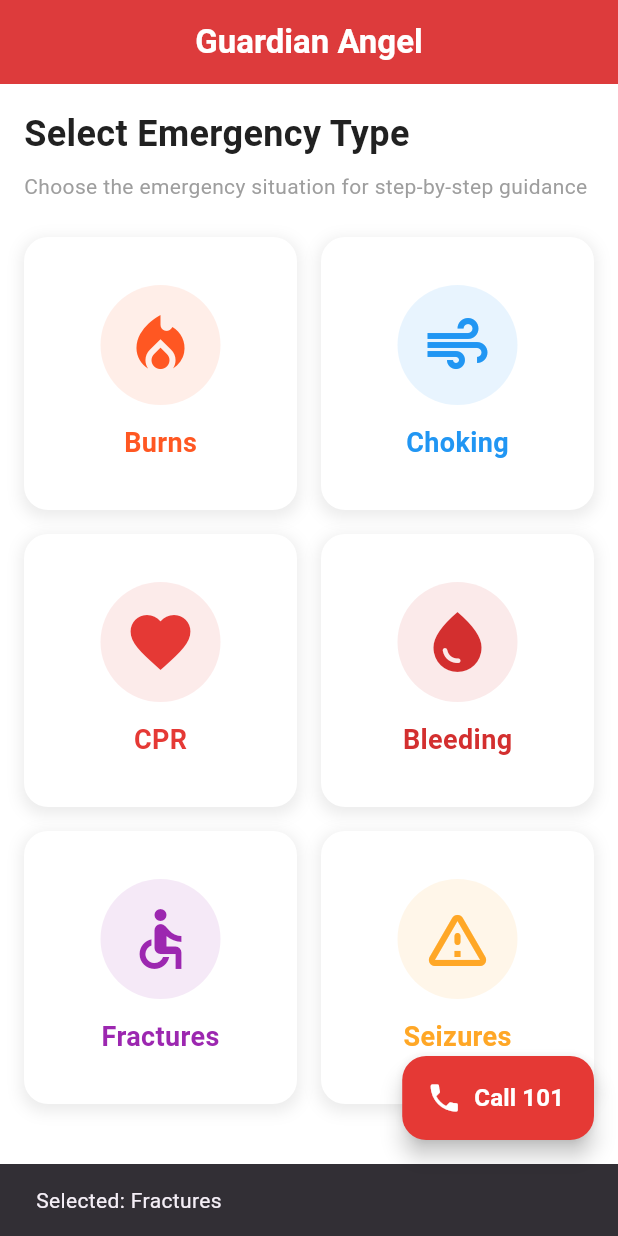
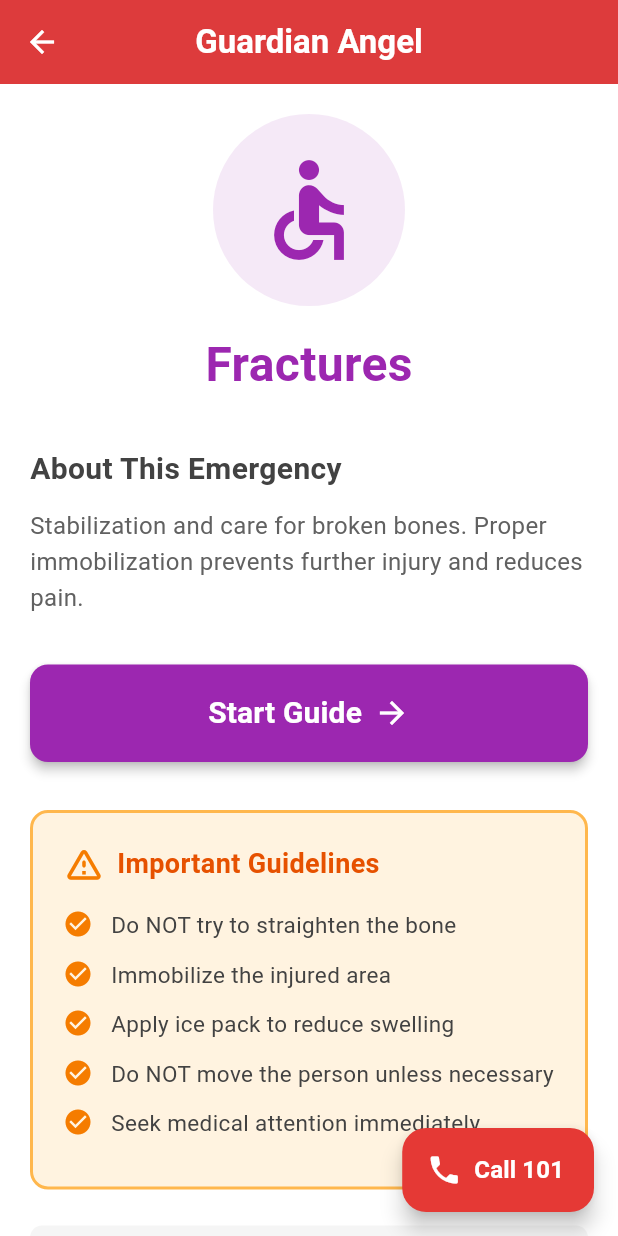
Before and after one commit to mohammadqu22/GurdianAngel, a Flutter app: the screen it shows after launch, after a tap on "Fractures", on a phone screen of 412 x 824 dp. Run offline on Flutter 3.47's test engine with Material 3 defaults, Android fonts, the phone set to English and light mode, and no system bars.

Commit message:
Add emergency detail screen with navigation
- Create Emergency data model with sample data for 6 emergencies
- Build EmergencyDetailScreen with full emergency information
- Add navigation from home screen cards to detail screens
- Display emergency icon, title, description, and warnings
- Add 'Start Guide' button (placeholder for step-by-step)
- Include medical disclaimer text
- Test navigation flow on emulator
- All 6 emergency types now have detail screens

```diff
--- a/lib/models/emergency.dart
+++ b/lib/models/emergency.dart
@@ -0,0 +1,107 @@
+class Emergency {
+  final String id;
+  final String name;
+  final String icon;
+  final String color;
+  final String description;
+  final List<String> warnings;
+
+  Emergency({
+    required this.id,
+    required this.name,
+    required this.icon,
+    required this.color,
+    required this.description,
+    required this.warnings,
+  });
+}
+
+// Sample data (we'll replace this with JSON later)
+List<Emergency> getSampleEmergencies() {
+  return [
+    Emergency(
+      id: 'burns',
+      name: 'Burns',
+      icon: 'fire',
+      color: '0xFFFF5722',
+      description: 'Treatment for thermal, chemical, or electrical burns affecting the skin. Burns can range from minor to severe and require immediate cooling and proper care.',
+      warnings: [
+        'Remove from heat source immediately',
+        'Cool with running water for 10-20 minutes',
+        'Do NOT use ice directly on burn',
+        'Do NOT apply creams or ointments immediately',
+        'Cover with clean, non-stick bandage',
+      ],
+    ),
+    Emergency(
+      id: 'choking',
+      name: 'Choking',
+      icon: 'air',
+      color: '0xFF2196F3',
+      description: 'Emergency response for airway obstruction. Quick action is critical when someone cannot breathe, cough, or speak due to a blocked airway.',
+      warnings: [
+        'Ask "Are you choking?" to confirm',
+        'Encourage coughing if they can',
+        'Perform back blows and abdominal thrusts',
+        'Call emergency services immediately if severe',
+        'Do NOT give water to someone who is choking',
+      ],
+    ),
+    Emergency(
+      id: 'cpr',
+      name: 'CPR',
+      icon: 'favorite',
+      color: '0xFFE53935',
+      description: 'Cardiopulmonary resuscitation for cardiac arrest. CPR keeps blood flowing to vital organs until professional help arrives.',
+      warnings: [
+        'Check if person is responsive and breathing',
+        'Call emergency services first',
+        'Push hard and fast in center of chest',
+        '100-120 compressions per minute',
+        'Continue until help arrives or person responds',
+      ],
+    ),
+    Emergency(
+      id: 'bleeding',
+      name: 'Bleeding',
+      icon: 'water_drop',
+      color: '0xFFD32F2F',
+      description: 'Control severe bleeding and prevent shock. Quick action to stop blood loss can be life-saving in emergency situations.',
+      warnings: [
+        'Apply direct pressure with clean cloth',
+        'Keep pressure constant for 10-15 minutes',
+        'Elevate the injured area if possible',
+        'Do NOT remove blood-soaked cloth, add more on top',
+        'Call emergency services for severe bleeding',
+      ],
+    ),
+    Emergency(
+      id: 'fractures',
+      name: 'Fractures',
+      icon: 'accessible',
+      color: '0xFF9C27B0',
+      description: 'Stabilization and care for broken bones. Proper immobilization prevents further injury and reduces pain.',
+      warnings: [
+        'Do NOT try to straighten the bone',
+        'Immobilize the injured area',
+        'Apply ice pack to reduce swelling',
+        'Do NOT move the person unless necessary',
+        'Seek medical attention immediately',
+      ],
+    ),
+    Emergency(
+      id: 'seizures',
+      name: 'Seizures',
+      icon: 'warning_amber',
+      color: '0xFFFFA726',
+      description: 'Response to seizure episodes. Protecting the person from injury and monitoring their condition is crucial.',
+      warnings: [
+        'Stay calm and time the seizure',
+        'Clear area of dangerous objects',
+        'Do NOT restrain the person',
+        'Do NOT put anything in their mouth',
+        'Turn them on their side after seizure stops',
+      ],
+    ),
+  ];
+}
--- /dev/null
+++ b/lib/screens/emergency_detail_screen.dart
@@ -0,0 +1,266 @@
+import 'package:flutter/material.dart';
+import '../models/emergency.dart';
+
+class EmergencyDetailScreen extends StatelessWidget {
+  final Emergency emergency;
+
+  const EmergencyDetailScreen({
+    super.key,
+    required this.emergency,
+  });
+
+  IconData _getIconData(String iconName) {
+    switch (iconName) {
+      case 'fire':
+        return Icons.local_fire_department;
+      case 'air':
+        return Icons.air;
+      case 'favorite':
+        return Icons.favorite;
+      case 'water_drop':
+        return Icons.water_drop;
+      case 'accessible':
+        return Icons.accessible;
+      case 'warning_amber':
+        return Icons.warning_amber_rounded;
+      default:
+        return Icons.medical_services;
+    }
+  }
+
+  Color _getColor() {
+    return Color(int.parse(emergency.color));
+  }
+
+  @override
+  Widget build(BuildContext context) {
+    return Scaffold(
+      backgroundColor: Colors.white,
+      appBar: AppBar(
+        title: const Text(
+          'Guardian Angel',
+          style: TextStyle(fontWeight: FontWeight.bold),
+        ),
+        backgroundColor: const Color(0xFFE53935),
+        foregroundColor: Colors.white,
+        elevation: 2,
+        centerTitle: true,
+      ),
+      body: SingleChildScrollView(
+        child: Padding(
+          padding: const EdgeInsets.all(20.0),
+          child: Column(
+            crossAxisAlignment: CrossAxisAlignment.stretch,
+            children: [
+              // Icon and Title
+              Center(
+                child: Column(
+                  children: [
+                    Container(
+                      padding: const EdgeInsets.all(24),
+                      decoration: BoxDecoration(
+                        color: _getColor().withOpacity(0.1),
+                        shape: BoxShape.circle,
+                      ),
+                      child: Icon(
+                        _getIconData(emergency.icon),
+                        size: 80,
+                        color: _getColor(),
+                      ),
+                    ),
+                    const SizedBox(height: 16),
+                    Text(
+                      emergency.name,
+                      style: TextStyle(
+                        fontSize: 32,
+                        fontWeight: FontWeight.bold,
+                        color: _getColor(),
+                      ),
+                    ),
+                  ],
+                ),
+              ),
+
+              const SizedBox(height: 32),
+
+              // Description
+              Text(
+                'About This Emergency',
+                style: TextStyle(
+                  fontSize: 20,
+                  fontWeight: FontWeight.bold,
+                  color: Colors.grey[800],
+                ),
+              ),
+              const SizedBox(height: 12),
+              Text(
+                emergency.description,
+                style: TextStyle(
+                  fontSize: 16,
+                  height: 1.5,
+                  color: Colors.grey[700],
+                ),
+              ),
+
+              const SizedBox(height: 32),
+
+              // Start Guide Button
+              ElevatedButton(
+                onPressed: () {
+                  // TODO: Navigate to step-by-step screen
+                  ScaffoldMessenger.of(context).showSnackBar(
+                    const SnackBar(
+                      content: Text('Step-by-step guide coming soon!'),
+                      duration: Duration(seconds: 2),
+                    ),
+                  );
+                },
+                style: ElevatedButton.styleFrom(
+                  backgroundColor: _getColor(),
+                  foregroundColor: Colors.white,
+                  padding: const EdgeInsets.symmetric(vertical: 18),
+                  shape: RoundedRectangleBorder(
+                    borderRadius: BorderRadius.circular(12),
+                  ),
+                  elevation: 3,
+                ),
+                child: Row(
+                  mainAxisAlignment: MainAxisAlignment.center,
+                  children: const [
+                    Text(
+                      'Start Guide',
+                      style: TextStyle(
+                        fontSize: 20,
+                        fontWeight: FontWeight.bold,
+                      ),
+                    ),
+                    SizedBox(width: 8),
+                    Icon(Icons.arrow_forward, size: 24),
+                  ],
+                ),
+              ),
+
+              const SizedBox(height: 32),
+
+              // Important Warnings
+              Container(
+                padding: const EdgeInsets.all(20),
+                decoration: BoxDecoration(
+                  color: Colors.orange[50],
+                  borderRadius: BorderRadius.circular(12),
+                  border: Border.all(
+                    color: Colors.orange[300]!,
+                    width: 2,
+                  ),
+                ),
+                child: Column(
+                  crossAxisAlignment: CrossAxisAlignment.start,
+                  children: [
+                    Row(
+                      children: [
+                        Icon(
+                          Icons.warning_amber_rounded,
+                          color: Colors.orange[700],
+                          size: 28,
+                        ),
+                        const SizedBox(width: 8),
+                        Text(
+                          'Important Guidelines',
+                          style: TextStyle(
+                            fontSize: 18,
+                            fontWeight: FontWeight.bold,
+                            color: Colors.orange[900],
+                          ),
+                        ),
+                      ],
+                    ),
+                    const SizedBox(height: 16),
+                    ...emergency.warnings.map((warning) => Padding(
+                      padding: const EdgeInsets.only(bottom: 12),
+                      child: Row(
+                        crossAxisAlignment: CrossAxisAlignment.start,
+                        children: [
+                          Icon(
+                            Icons.check_circle,
+                            color: Colors.orange[700],
+                            size: 20,
+                          ),
+                          const SizedBox(width: 12),
+                          Expanded(
+                            child: Text(
+                              warning,
+                              style: TextStyle(
+                                fontSize: 15,
+                                color: Colors.grey[800],
+                                height: 1.4,
+                              ),
+                            ),
+                          ),
+                        ],
+                      ),
+                    )).toList(),
+                  ],
+                ),
+              ),
+
+              const SizedBox(height: 24),
+
+              // Medical Disclaimer
+              Container(
+                padding: const EdgeInsets.all(16),
+                decoration: BoxDecoration(
+                  color: Colors.grey[100],
+                  borderRadius: BorderRadius.circular(8),
+                ),
+                child: Row(
+                  children: [
+                    Icon(
+                      Icons.info_outline,
+                      color: Colors.grey[600],
+                      size: 20,
+                    ),
+                    const SizedBox(width: 12),
+                    Expanded(
+                      child: Text(
+                        'This app provides guidance only. Always call emergency services (101) for serious situations.',
+                        style: TextStyle(
+                          fontSize: 13,
+                          color: Colors.grey[700],
+                        ),
+                      ),
+                    ),
+                  ],
+                ),
+              ),
+
+              const SizedBox(height: 20),
+            ],
+          ),
+        ),
+      ),
+
+      // Emergency Call Button
+      floatingActionButton: FloatingActionButton.extended(
+        onPressed: () {
+          // TODO: Implement emergency call
+          ScaffoldMessenger.of(context).showSnackBar(
+            const SnackBar(
+              content: Text('Emergency Call Feature - Coming Soon'),
+              duration: Duration(seconds: 2),
+            ),
+          );
+        },
+        backgroundColor: const Color(0xFFE53935),
+        icon: const Icon(Icons.phone, color: Colors.white),
+        label: const Text(
+          'Call 101',
+          style: TextStyle(
+            color: Colors.white,
+            fontWeight: FontWeight.bold,
+            fontSize: 16,
+          ),
+        ),
+      ),
+    );
+  }
+}
--- a/lib/screens/home_screen.dart
+++ b/lib/screens/home_screen.dart
@@ -1,4 +1,6 @@
 import 'package:flutter/material.dart';
+import '../models/emergency.dart';
+import 'emergency_detail_screen.dart';
 
 class HomeScreen extends StatelessWidget {
   const HomeScreen({super.key});
@@ -128,13 +130,19 @@ class HomeScreen extends StatelessWidget {
   }) {
     return GestureDetector(
       onTap: () {
-        // TODO: Navigate to emergency detail screen
-        ScaffoldMessenger.of(context).showSnackBar(
-          SnackBar(
-            content: Text('Selected: $title'),
-            duration: const Duration(seconds: 1),
-          ),
-        );
+        // Find the emergency from sample data
+          final emergencies = getSampleEmergencies();
+          final emergency = emergencies.firstWhere(
+            (e) => e.name == title,
+          );
+
+          // Navigate to detail screen
+          Navigator.push(
+            context,
+            MaterialPageRoute(
+              builder: (context) => EmergencyDetailScreen(emergency: emergency),
+            ),
+          );
       },
       child: Container(
         decoration: BoxDecoration(
```
Also changed, not shown: lib/screens/emergency_screen.dart (deleted).
